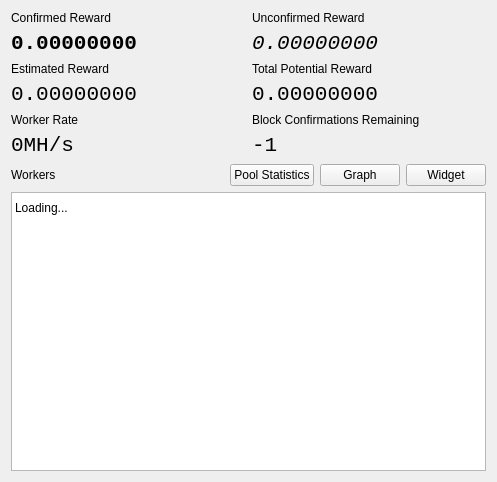
Before: the Qt Designer form mainwindow.ui in NexusTools/CoinMiningStats, drawn with Qt 5.
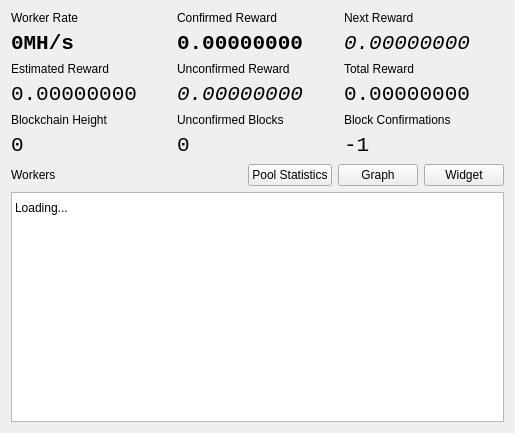
After: the same form once the commit is applied. Custom widgets are drawn as their Qt base class.

Patch:
```diff
--- a/mainwindow.ui
+++ b/mainwindow.ui
@@ -6,27 +6,27 @@
    <rect>
     <x>0</x>
     <y>0</y>
-    <width>497</width>
-    <height>482</height>
+    <width>515</width>
+    <height>433</height>
    </rect>
   </property>
   <widget class="QWidget" name="centralWidget">
-   <layout class="QVBoxLayout" name="verticalLayout_9">
+   <layout class="QVBoxLayout" name="verticalLayout_13">
     <item>
      <layout class="QHBoxLayout" name="horizontalLayout">
       <item>
-       <layout class="QVBoxLayout" name="verticalLayout_5">
+       <layout class="QVBoxLayout" name="verticalLayout_6">
         <item>
-         <layout class="QVBoxLayout" name="verticalLayout">
+         <layout class="QVBoxLayout" name="verticalLayout_8">
           <item>
-           <widget class="QLabel" name="label">
+           <widget class="QLabel" name="label_8">
             <property name="text">
-             <string>Confirmed Reward</string>
+             <string>Worker Rate</string>
             </property>
            </widget>
           </item>
           <item>
-           <widget class="ColorIndicatorLabel" name="confirmed">
+           <widget class="ColorIndicatorLabel" name="workers_rate">
             <property name="font">
              <font>
               <family>Monospace</family>
@@ -36,7 +36,7 @@
              </font>
             </property>
             <property name="text">
-             <string>0.00000000</string>
+             <string>0MH/s</string>
             </property>
            </widget>
           </item>
@@ -69,16 +69,16 @@
          </layout>
         </item>
         <item>
-         <layout class="QVBoxLayout" name="verticalLayout_8">
+         <layout class="QVBoxLayout" name="verticalLayout_10">
           <item>
-           <widget class="QLabel" name="label_8">
+           <widget class="QLabel" name="label_11">
             <property name="text">
-             <string>Worker Rate</string>
+             <string>Blockchain Height</string>
             </property>
            </widget>
           </item>
           <item>
-           <widget class="ColorIndicatorLabel" name="workers_rate">
+           <widget class="ColorIndicatorLabel" name="blockchain_height">
             <property name="font">
              <font>
               <family>Monospace</family>
@@ -86,7 +86,7 @@
              </font>
             </property>
             <property name="text">
-             <string>0MH/s</string>
+             <string>0</string>
             </property>
            </widget>
           </item>
@@ -95,7 +95,33 @@
        </layout>
       </item>
       <item>
-       <layout class="QVBoxLayout" name="verticalLayout_6">
+       <layout class="QVBoxLayout" name="verticalLayout_11">
+        <item>
+         <layout class="QVBoxLayout" name="verticalLayout">
+          <item>
+           <widget class="QLabel" name="label">
+            <property name="text">
+             <string>Confirmed Reward</string>
+            </property>
+           </widget>
+          </item>
+          <item>
+           <widget class="ColorIndicatorLabel" name="confirmed">
+            <property name="font">
+             <font>
+              <family>Monospace</family>
+              <pointsize>16</pointsize>
+              <weight>75</weight>
+              <bold>true</bold>
+             </font>
+            </property>
+            <property name="text">
+             <string>0.00000000</string>
+            </property>
+           </widget>
+          </item>
+         </layout>
+        </item>
         <item>
          <layout class="QVBoxLayout" name="verticalLayout_2">
           <item>
@@ -122,11 +148,64 @@
          </layout>
         </item>
         <item>
+         <layout class="QVBoxLayout" name="verticalLayout_7">
+          <item>
+           <widget class="QLabel" name="label_6">
+            <property name="text">
+             <string>Unconfirmed Blocks</string>
+            </property>
+           </widget>
+          </item>
+          <item>
+           <widget class="ColorIndicatorLabel" name="unconfirmed_blocks">
+            <property name="font">
+             <font>
+              <family>Monospace</family>
+              <pointsize>16</pointsize>
+             </font>
+            </property>
+            <property name="text">
+             <string>0</string>
+            </property>
+           </widget>
+          </item>
+         </layout>
+        </item>
+       </layout>
+      </item>
+      <item>
+       <layout class="QVBoxLayout" name="verticalLayout_12">
+        <item>
+         <layout class="QVBoxLayout" name="verticalLayout_5">
+          <item>
+           <widget class="QLabel" name="label_3">
+            <property name="text">
+             <string>Next Reward</string>
+            </property>
+           </widget>
+          </item>
+          <item>
+           <widget class="ColorIndicatorLabel" name="next_reward">
+            <property name="font">
+             <font>
+              <family>Monospace</family>
+              <pointsize>16</pointsize>
+              <italic>true</italic>
+             </font>
+            </property>
+            <property name="text">
+             <string>0.00000000</string>
+            </property>
+           </widget>
+          </item>
+         </layout>
+        </item>
+        <item>
          <layout class="QVBoxLayout" name="verticalLayout_3">
           <item>
            <widget class="QLabel" name="label_5">
             <property name="text">
-             <string>Total Potential Reward</string>
+             <string>Total Reward</string>
             </property>
            </widget>
           </item>
@@ -146,11 +225,11 @@
          </layout>
         </item>
         <item>
-         <layout class="QVBoxLayout" name="verticalLayout_7">
+         <layout class="QVBoxLayout" name="verticalLayout_9">
           <item>
-           <widget class="QLabel" name="label_6">
+           <widget class="QLabel" name="label_10">
             <property name="text">
-             <string>Block Confirmations Remaining</string>
+             <string>Block Confirmations</string>
             </property>
            </widget>
           </item>
```
Left out of the diff: 2 changed lines with no effect on the pictures.
